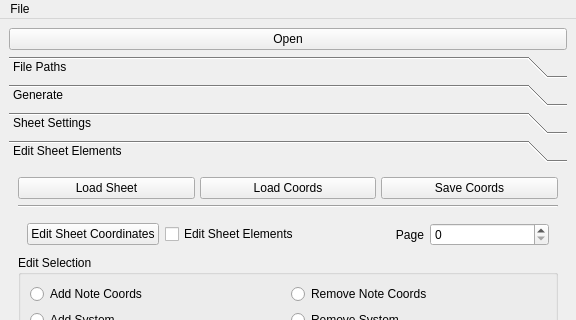
Before: the Qt Designer form sheet_manager/gui/main.ui in CPJKU/msmd, drawn with Qt 5; both pictures show x 0 to 576 and y 0 to 320 of the 576 by 560 pixel window.
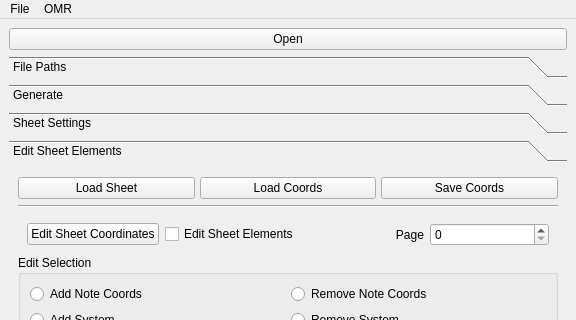
After: the same form once the commit is applied.

Commit message: initial commit omr module

The edit to the form file:
```diff
--- a/sheet_manager/gui/main.ui
+++ b/sheet_manager/gui/main.ui
@@ -631,7 +631,16 @@
     <addaction name="actionOpen_sheet"/>
     <addaction name="actionOpen"/>
    </widget>
+   <widget class="QMenu" name="menuOMR">
+    <property name="title">
+     <string>OMR</string>
+    </property>
+    <addaction name="actionInit"/>
+    <addaction name="actionDetect_note_heads"/>
+    <addaction name="actionDetect_systems"/>
+   </widget>
    <addaction name="menuFile"/>
+   <addaction name="menuOMR"/>
   </widget>
   <widget class="QStatusBar" name="statusbar"/>
   <action name="actionOpen">
```
Left out of the diff: 15 changed lines with no effect on the pictures. The commit also changes 1 other file.
